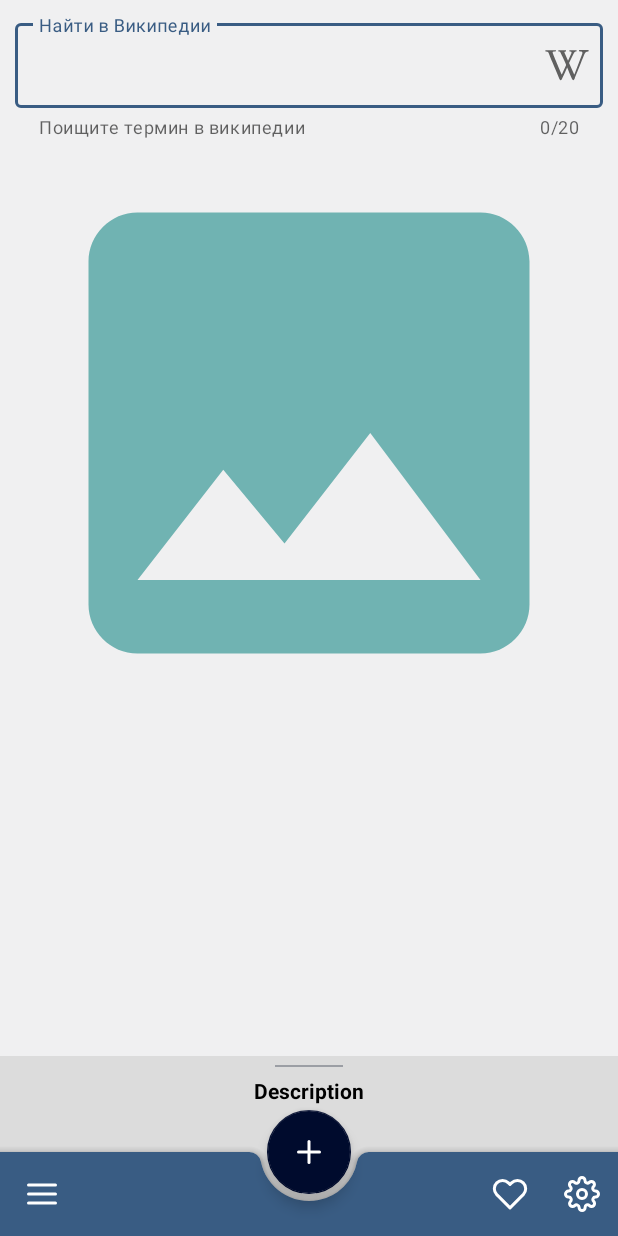
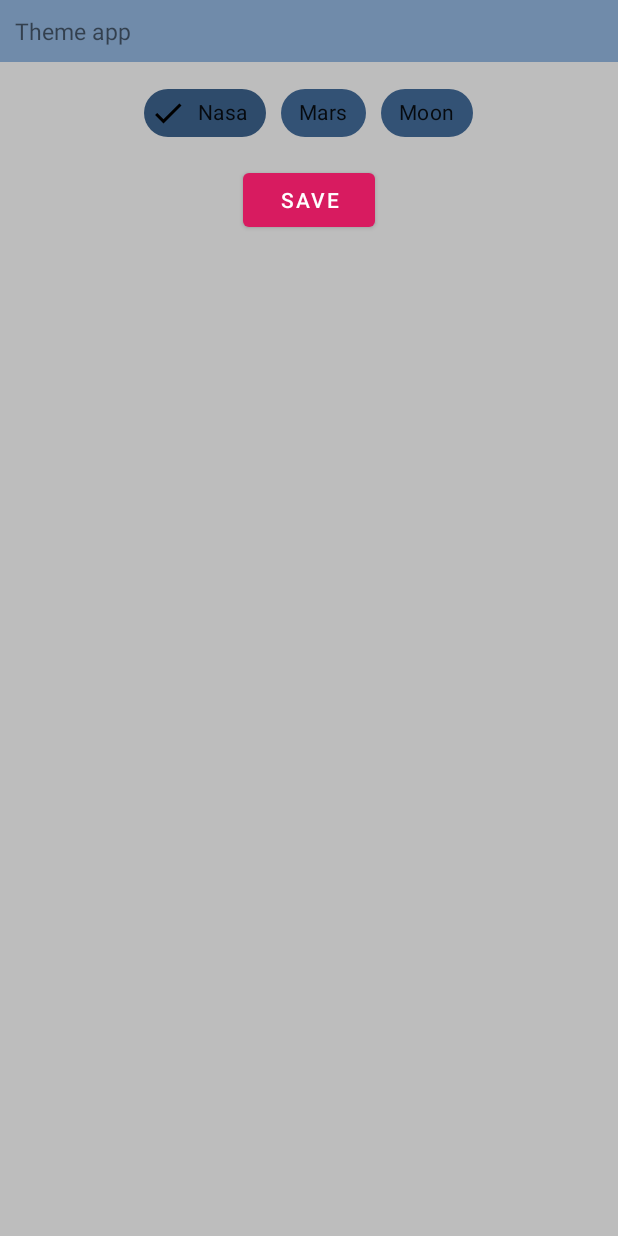
Before and after one commit to VladimirTsihukov/AmazingAppNasa, an Android app: the screen it shows after launch (MainActivity), after a tap on "Setting", on a phone screen of 412 x 824 dp. Run offline under Robolectric (Android 15) with nearby library versions, the phone set to English and light mode, and no system bars; libraries missing offline, so code that uses them is left out: coil.api.load; network calls fail; pictures from the network do not load; Roboto replaces fonts that are not available here; 1 statement that could not run was skipped.

Commit message:
Create SettingFragment and add transition logic to SettingFragment

```diff
--- /dev/null
+++ b/app/src/main/java/com/adnroidapp/amazingappnasa/ui/fragment/SettingFragment.kt
@@ -0,0 +1,47 @@
+package com.adnroidapp.amazingappnasa.ui.fragment
+
+import android.os.Bundle
+import android.view.View
+import androidx.fragment.app.Fragment
+import com.adnroidapp.amazingappnasa.App
+import com.adnroidapp.amazingappnasa.R
+import com.adnroidapp.amazingappnasa.ThemesEnum
+import kotlinx.android.synthetic.main.fragment_setting.*
+import kotlinx.android.synthetic.main.fragment_setting.view.*
+
+class SettingFragment : Fragment(R.layout.fragment_setting) {
+
+    override fun onViewCreated(view: View, savedInstanceState: Bundle?) {
+        super.onViewCreated(view, savedInstanceState)
+
+        setChipClick()
+
+        view.btn_save_theme.setOnClickListener {
+            when (view.chip_group.checkedChipId) {
+                chip_mars.id -> setThemes(ThemesEnum.MARS)
+                chip_nasa.id -> setThemes(ThemesEnum.NASA)
+                chip_moon.id -> setThemes(ThemesEnum.MOON)
+                else -> Unit
+            }
+        }
+    }
+
+    private fun setChipClick() {
+        when (App.instance.getNameTheme()) {
+            ThemesEnum.NASA.name -> chip_nasa.performClick()
+            ThemesEnum.MARS.name -> chip_mars.performClick()
+            ThemesEnum.MOON.name -> chip_moon.performClick()
+            else -> Unit
+        }
+    }
+
+    private fun setThemes(nameThemes: ThemesEnum) {
+        App.instance.setNameThemeSharedPref(nameThemes)
+        activity?.recreate()
+    }
+
+    companion object {
+        fun newInstance() = SettingFragment()
+        const val TAG = "SettingFragment"
+    }
+}
--- a/app/src/main/java/com/adnroidapp/amazingappnasa/ui/picture/PicturesOfTheDayFragment.kt
+++ b/app/src/main/java/com/adnroidapp/amazingappnasa/ui/picture/PicturesOfTheDayFragment.kt
@@ -14,6 +14,7 @@
 import com.adnroidapp.amazingappnasa.MainActivity
 import com.adnroidapp.amazingappnasa.R
 import com.adnroidapp.amazingappnasa.data.NasaImageResponse
+import com.adnroidapp.amazingappnasa.ui.fragment.SettingFragment
 import com.google.android.material.bottomappbar.BottomAppBar
 import com.google.android.material.bottomsheet.BottomSheetBehavior
 import kotlinx.android.synthetic.main.bottom_sheet_layout.*
@@ -45,6 +46,7 @@
         })
     }
 
+
     override fun onCreateOptionsMenu(menu: Menu, inflater: MenuInflater) {
         super.onCreateOptionsMenu(menu, inflater)
         inflater.inflate(R.menu.menu_bottom_bar, menu)
@@ -53,7 +55,13 @@
     override fun onOptionsItemSelected(item: MenuItem): Boolean {
         when (item.itemId) {
             R.id.app_bar_fav -> toast("Favorite")
-            R.id.app_bar_setting -> toast("Setting")
+            R.id.app_bar_setting -> {
+                activity?.let {
+                    it.supportFragmentManager.beginTransaction()
+                        .add(R.id.container, SettingFragment.newInstance(), SettingFragment.TAG)
+                        .addToBackStack(SettingFragment.TAG).commit()
+                }
+            }
             R.id.app_bar_search -> toast("Search")
             android.R.id.home -> {
                 activity?.let {
```
